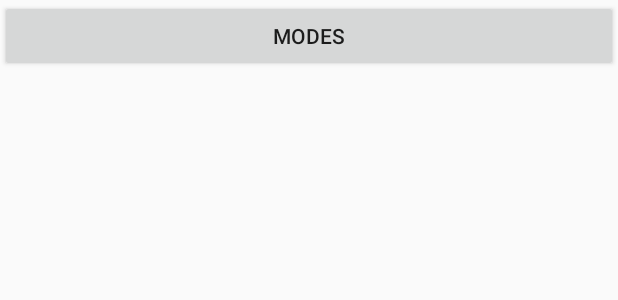
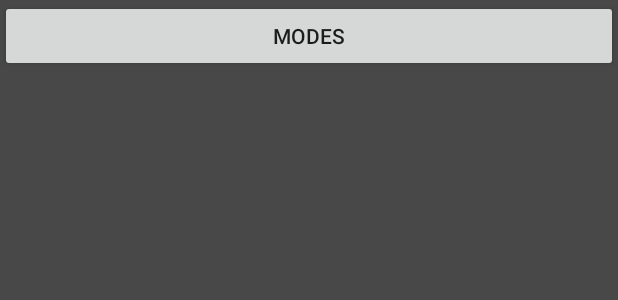
Before and after one commit to ThatRubenAguilar/PocketStrats, an Android app: the layout main_layout.xml on its own in the app's theme, with its tools: preview values and no code run, on a phone screen of 412 x 824 dp. Shown: the top 300 px of the screen. Run offline under Robolectric (Android 15) with nearby library versions, the phone set to English and light mode, and no system bars.

Commit message:
Rename layouts, add styles/colors, decouple activities and layouts

```diff
--- a/app/src/main/AndroidManifest.xml
+++ b/app/src/main/AndroidManifest.xml
@@ -8,7 +8,7 @@
         android:label="@string/app_name"
         android:roundIcon="@mipmap/ic_launcher_round"
         android:supportsRtl="true"
-        android:theme="@style/AppTheme">
+        android:theme="@style/AppThemeNoTitle">
         <activity android:name="com.innovations.aguilar.pocketstrats.LoadActivity">
             <intent-filter>
                 <action android:name="android.intent.action.MAIN" />
--- a/app/src/main/java/com/innovations/aguilar/pocketstrats/LoadActivity.java
+++ b/app/src/main/java/com/innovations/aguilar/pocketstrats/LoadActivity.java
@@ -20,7 +20,7 @@ public class LoadActivity extends AppCompatActivity {
     }
 
     public void nextFlow() {
-        setContentView(R.layout.activity_main);
+        setContentView(R.layout.main_layout);
         Log.d(logMsg, "nextFlow()");
     }
 
--- a/app/src/main/java/com/innovations/aguilar/pocketstrats/MainActivity.java
+++ b/app/src/main/java/com/innovations/aguilar/pocketstrats/MainActivity.java
@@ -4,6 +4,7 @@ import android.os.Bundle;
 import android.support.v7.app.AppCompatActivity;
 import android.util.Log;
 import android.view.View;
+import android.view.Window;
 import android.widget.Button;
 
 /**
@@ -18,14 +19,15 @@ public class MainActivity extends AppCompatActivity implements View.OnClickListe
     @Override
     protected void onCreate(Bundle savedInstanceState) {
         super.onCreate(savedInstanceState);
-        setContentView(R.layout.activity_main);
+        requestWindowFeature(Window.FEATURE_NO_TITLE);
+        setContentView(R.layout.main_layout);
         modes=(Button)findViewById(R.id.button_modes);
         modes.setOnClickListener(this);
         Log.d(logMsg, "onCreate()");
     }
 
     public void nextFlow() {
-        setContentView(R.layout.acitivity_modes);
+        setContentView(R.layout.mode_selection_layout);
         Log.d(logMsg, "nextFlow()");
     }
 
--- a/app/src/main/res/layout/activity_main.xml
+++ b/app/src/main/res/layout/main_layout.xml
@@ -1,10 +1,9 @@
 <?xml version="1.0" encoding="utf-8"?>
 <LinearLayout xmlns:android="http://schemas.android.com/apk/res/android"
-    xmlns:tools="http://schemas.android.com/tools"
     android:layout_width="match_parent"
     android:layout_height="match_parent"
     android:orientation="vertical"
-    tools:context="com.innovations.aguilar.pocketstrats.MainActivity">
+    android:background="@color/colorPrimaryContrast">
 
     <Button
         android:id="@+id/button_modes"
--- a/app/src/main/res/values/colors.xml
+++ b/app/src/main/res/values/colors.xml
@@ -1,6 +1,8 @@
 <?xml version="1.0" encoding="utf-8"?>
 <resources>
-    <color name="colorPrimary">#3F51B5</color>
-    <color name="colorPrimaryDark">#303F9F</color>
-    <color name="colorAccent">#FF4081</color>
+    <color name="colorPrimaryLight">#fdfdfe</color>
+    <color name="colorPrimary">#2756b8</color>
+    <color name="colorPrimaryContrast">#484848</color>
+    <color name="colorPrimaryDark">#0e0e0e</color>
+    <color name="colorAccent">#f39d08</color>
 </resources>
--- a/app/src/main/res/values/styles.xml
+++ b/app/src/main/res/values/styles.xml
@@ -7,5 +7,11 @@
         <item name="colorPrimaryDark">@color/colorPrimaryDark</item>
         <item name="colorAccent">@color/colorAccent</item>
     </style>
+    <style name="AppThemeNoTitle" parent="Theme.AppCompat.Light.NoActionBar">
+        <!-- Customize your theme here. -->
+        <item name="colorPrimary">@color/colorPrimary</item>
+        <item name="colorPrimaryDark">@color/colorPrimaryDark</item>
+        <item name="colorAccent">@color/colorAccent</item>
+    </style>
 
 </resources>
```
Also changed, not shown: app/src/main/res/anim/progress_spinner.xml (added, +15 -0 lines), app/src/main/res/layout/activity_load.xml (+7 -3 lines), app/src/main/res/layout/mode_selection_layout.xml (renamed from app/src/main/res/layout/acitivity_modes.xml).
